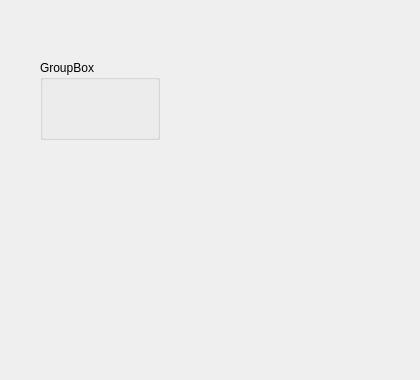
itviewer/eda, file schematiceditor/setting/globalsettinggeneral.ui: the form before one commit.
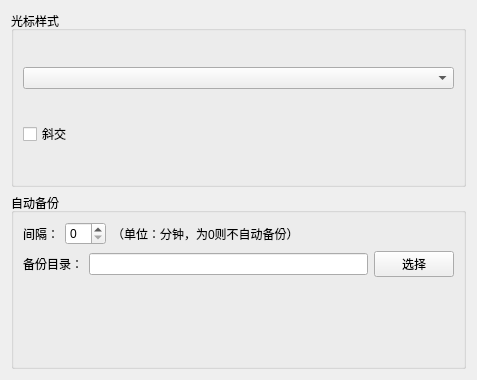
The form after the commit.

```diff
--- a/schematiceditor/setting/globalsettinggeneral.ui
+++ b/schematiceditor/setting/globalsettinggeneral.ui
@@ -6,26 +6,85 @@
    <rect>
     <x>0</x>
     <y>0</y>
-    <width>420</width>
+    <width>477</width>
     <height>380</height>
    </rect>
   </property>
   <property name="windowTitle">
    <string>Form</string>
   </property>
-  <widget class="QGroupBox" name="groupBox">
-   <property name="geometry">
-    <rect>
-     <x>40</x>
-     <y>60</y>
-     <width>120</width>
-     <height>80</height>
-    </rect>
-   </property>
-   <property name="title">
-    <string>GroupBox</string>
-   </property>
-  </widget>
+  <layout class="QGridLayout" name="gridLayout">
+   <item row="0" column="0">
+    <widget class="QGroupBox" name="groupBoxCursor">
+     <property name="title">
+      <string>光标样式</string>
+     </property>
+     <layout class="QVBoxLayout" name="verticalLayout">
+      <item>
+       <widget class="QComboBox" name="comboBox"/>
+      </item>
+      <item>
+       <widget class="QCheckBox" name="checkBox">
+        <property name="text">
+         <string>斜交</string>
+        </property>
+       </widget>
+      </item>
+     </layout>
+    </widget>
+   </item>
+   <item row="1" column="0">
+    <widget class="QGroupBox" name="groupBoxBackup">
+     <property name="title">
+      <string>自动备份</string>
+     </property>
+     <layout class="QFormLayout" name="formLayout">
+      <item row="0" column="0">
+       <layout class="QHBoxLayout" name="horizontalLayout_2">
+        <item>
+         <widget class="QLabel" name="label">
+          <property name="text">
+           <string>间隔：</string>
+          </property>
+         </widget>
+        </item>
+        <item>
+         <widget class="QSpinBox" name="spinBox"/>
+        </item>
+        <item>
+         <widget class="QLabel" name="label_3">
+          <property name="text">
+           <string>（单位：分钟，为0则不自动备份）</string>
+          </property>
+         </widget>
+        </item>
+       </layout>
+      </item>
+      <item row="1" column="0" colspan="2">
+       <layout class="QHBoxLayout" name="horizontalLayout">
+        <item>
+         <widget class="QLabel" name="label_2">
+          <property name="text">
+           <string>备份目录：</string>
+          </property>
+         </widget>
+        </item>
+        <item>
+         <widget class="QLineEdit" name="lineEdit"/>
+        </item>
+        <item>
+         <widget class="QPushButton" name="pushButton">
+          <property name="text">
+           <string>选择</string>
+          </property>
+         </widget>
+        </item>
+       </layout>
+      </item>
+     </layout>
+    </widget>
+   </item>
+  </layout>
  </widget>
  <resources/>
  <connections/>
```
